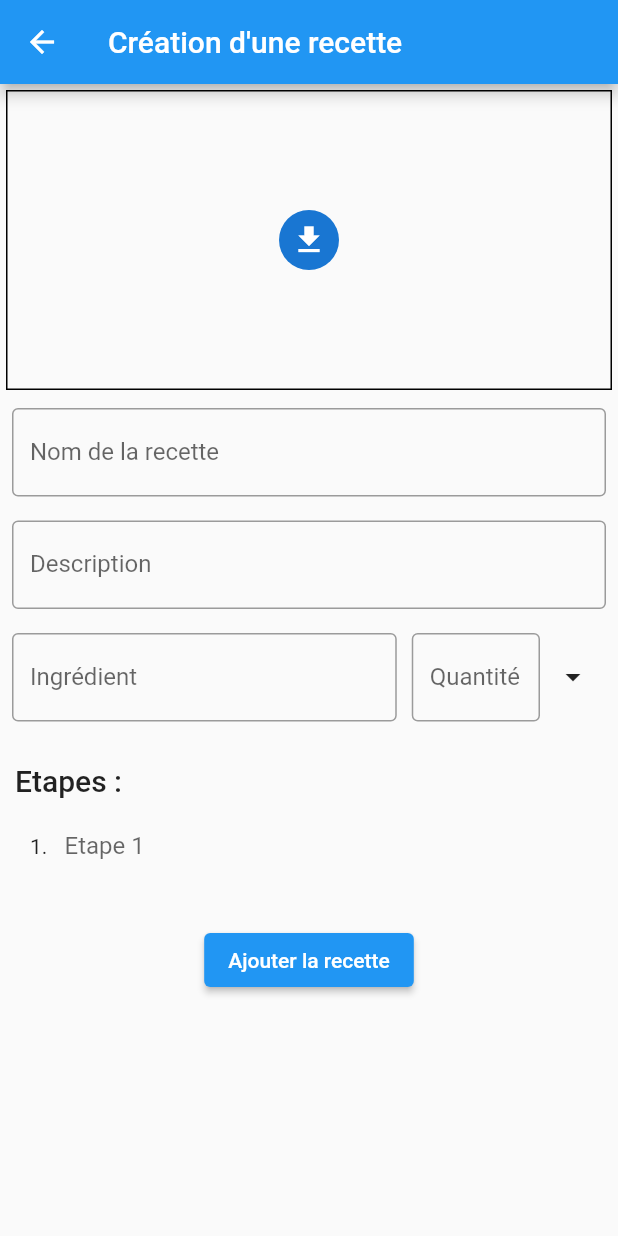
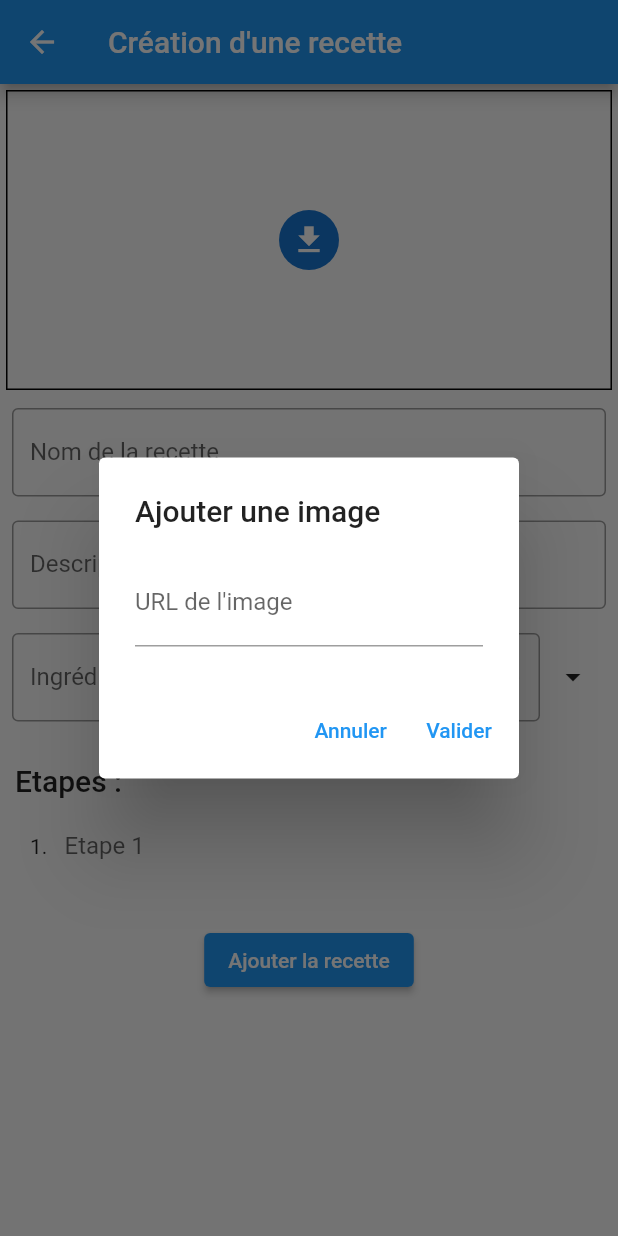
Before and after one commit to Zilba26/CookNShop, a Flutter app: the AddRecipeDefault screen opened directly, after a tap on the "download" icon, on a phone screen of 412 x 824 dp. Run offline on Flutter 3.47's test engine with Material 2 defaults, Android fonts, the phone set to English and light mode, and no system bars; our stand-ins replace flutter_colorpicker, shared_preferences; missing offline and left inert: chat_gpt_sdk; accounts and stored records are empty.

Commit message:
Maj - ajout petits trucs

```diff
--- a/lib/api/marmiton_api.dart
+++ b/lib/api/marmiton_api.dart
@@ -1,3 +1,5 @@
+import 'dart:async';
+
 import 'package:cook_n_shop/models/ingredient.dart';
 import 'package:cook_n_shop/models/recipe_ingredient.dart';
 import 'package:cook_n_shop/models/units.dart';
@@ -13,7 +15,8 @@ class MarmitonApi {
   static const searchURL = '$recipeURL/recherche.aspx';
 
   static Future<String> search(String query) async {
-    final response = await http.get(Uri.parse('$searchURL?aqt=$query'));
+    Uri uri = Uri.parse('$searchURL?aqt=$query');
+    final response = await http.get(uri);
     return response.body;
   }
 
--- a/lib/recipes/add_recipe.dart
+++ b/lib/recipes/add_recipe.dart
@@ -65,7 +65,7 @@ class _AddRecipeState extends State<AddRecipe> {
                   },
                 );
               }
-            )
+            ),
         ],
       ),
       actions: [
--- a/lib/recipes/add_recipe_default.dart
+++ b/lib/recipes/add_recipe_default.dart
@@ -79,8 +79,54 @@ class _AddRecipeDefaultState extends State<AddRecipeDefault> {
 
   static String _displayStringForOption(Ingredient option) => option.name;
 
-
-
+  void showDialogImage(context) {
+    TextEditingController imageController = TextEditingController();
+    showDialog(
+      context: context,
+      builder: (context) {
+        return AlertDialog(
+          title: const Text("Ajouter une image"),
+          content: TextField(
+            controller: imageController,
+            decoration: const InputDecoration(
+                labelText: "URL de l'image"
+            ),
+            onSubmitted: (value) {
+              setState(() {
+                if (value.isEmpty) {
+                  image = null;
+                } else {
+                  image = value;
+                }
+              });
+              Navigator.of(context).pop();
+            },
+          ),
+          actions: [
+            TextButton(
+              onPressed: () {
+                Navigator.of(context).pop();
+              },
+              child: const Text("Annuler"),
+            ),
+            TextButton(
+              onPressed: () {
+                setState(() {
+                  if (imageController.text.isEmpty) {
+                    image = null;
+                  } else {
+                    image = imageController.text;
+                  }
+                });
+                Navigator.of(context).pop();
+              },
+              child: const Text("Valider"),
+            ),
+          ],
+        );
+      }
+    );
+  }
 
   @override
   Widget build(BuildContext context) {
@@ -98,11 +144,18 @@ class _AddRecipeDefaultState extends State<AddRecipeDefault> {
                 decoration: BoxDecoration(
                   border: Border.all(color: Colors.black)
                 ),
-                child: image != null ? Image.network(image!) : Center(
+                child: image != null
+                    ? GestureDetector(
+                      onTap: () {
+                        showDialogImage(context);
+                      },
+                      child: Image.network(image!),
+                    )
+                    : Center(
                       child: CircleAvatar(
                         child: IconButton(
                           onPressed: () {
-                        //
+                            showDialogImage(context);
                           },
                           icon: const Icon(Icons.download, color: Colors.white,),
                         ),
--- a/pubspec.yaml
+++ b/pubspec.yaml
@@ -33,6 +33,7 @@ dependencies:
     sdk: flutter
 
   chat_gpt_sdk: ^1.0.2+4
+  flutter_colorpicker: ^1.0.3
   html: ^0.15.1
   http: ^0.13.5
   shared_preferences: ^2.0.17
```
Also changed, not shown: lib/main.dart (+43 -10 lines), lib/my_shared_preferences.dart (+11 -1 lines), lib/recipes/recipes.dart (+7 -1 lines), lib/settings/settings.dart (added, +60 -0 lines), lib/shop/shop.dart (+13 -3 lines), pubspec.lock, 1 other file. Lines whose indentation alone changed are shown as unchanged.
